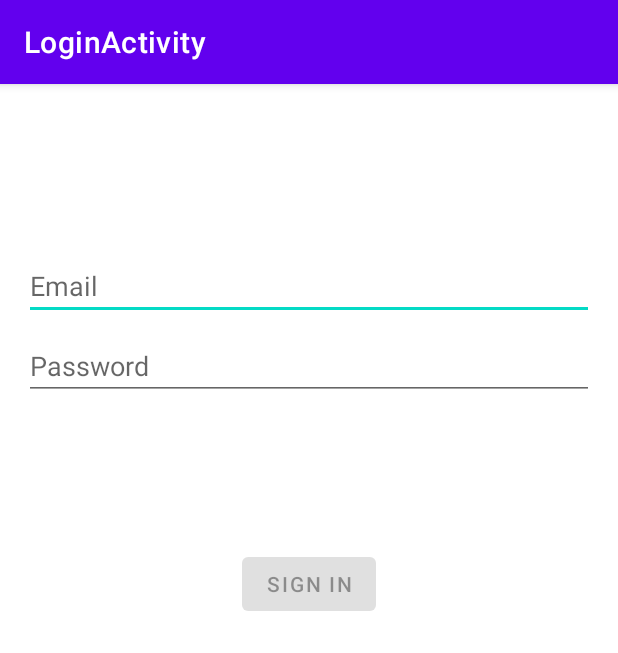
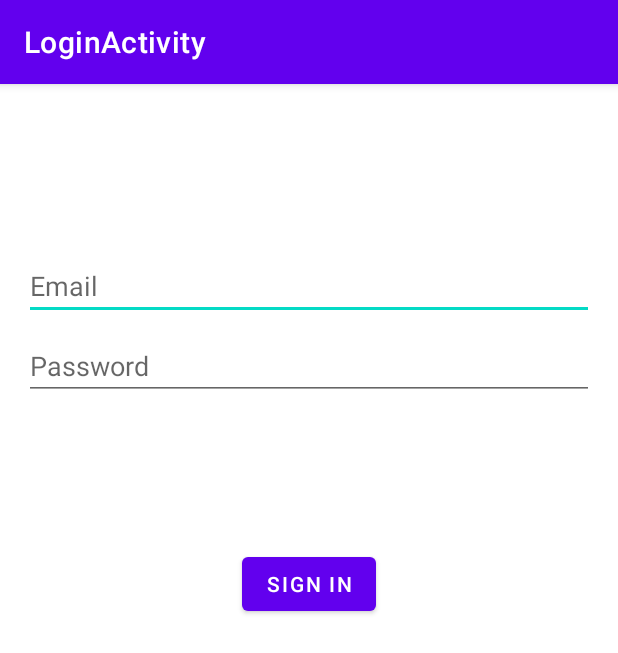
Before and after one commit to IsakLoftsson/ProjectPlanner, an Android app: the screen it shows after launch (LoginActivity), on a phone screen of 412 x 824 dp. Shown: the top 653 px of the screen. Run offline under Robolectric (Android 15) with nearby library versions, the phone set to English and light mode, and no system bars.

Commit message:
login button goes straight to project list

```diff
--- a/app/src/main/AndroidManifest.xml
+++ b/app/src/main/AndroidManifest.xml
@@ -12,6 +12,12 @@
         android:theme="@style/Theme.ProjectPlanner"
         tools:targetApi="31">
         <activity
+            android:name=".ProjectActivity"
+            android:exported="true"/>
+        <activity
+            android:name=".RegisterActivity"
+            android:exported="true"/>
+        <activity
             android:name=".LoginActivity"
             android:exported="true"
             android:label="@string/title_activity_login">
--- a/app/src/main/java/is/hi/hbv601g/projectplanner/LoginActivity.kt
+++ b/app/src/main/java/is/hi/hbv601g/projectplanner/LoginActivity.kt
@@ -1,8 +1,11 @@
 package `is`.hi.hbv601g.projectplanner
 
+import android.content.Intent
 import androidx.appcompat.app.AppCompatActivity
 import android.os.Bundle
 import android.util.Log
+import android.view.View
+import android.widget.Button
 
 class LoginActivity : AppCompatActivity() {
 
@@ -11,5 +14,13 @@ class LoginActivity : AppCompatActivity() {
         setContentView(R.layout.activity_login)
         Log.d("TAG","onCreate: ")
 
+        val mLoginButton = findViewById<Button>(R.id.login)
+        mLoginButton.isEnabled = true
+        mLoginButton.isClickable = true
+        mLoginButton.setOnClickListener {
+            val intent = Intent(this, ProjectActivity::class.java)
+            startActivity(intent)
+        }
+
     }
 }
```
